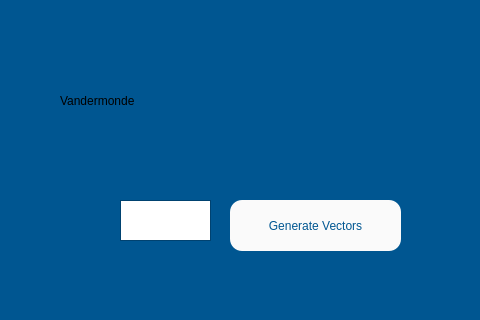
This is Designer/vandermonde_window.ui in ManuelG28/Numerikiando as Qt 5 draws it before an edit; both pictures show x 0 to 480 and y 0 to 320 of the 900 by 700 pixel window. The edited form follows.
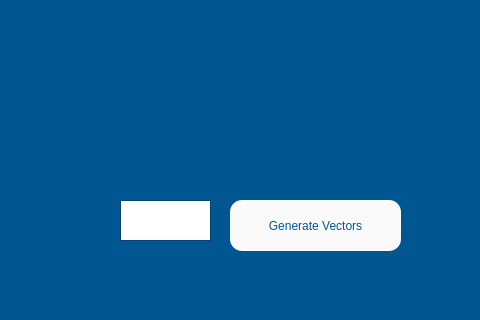
This is the edited form. Icons and pictures are not drawn.

Diff of the .ui file:
```diff
--- a/Designer/vandermonde_window.ui
+++ b/Designer/vandermonde_window.ui
@@ -102,7 +102,7 @@
     <string notr="true"/>
    </property>
    <property name="text">
-    <string>Vandermonde</string>
+    <string/>
    </property>
   </widget>
   <widget class="QLabel" name="label_5">
```
Left out of the diff: 2 changed lines with no effect on the pictures.
